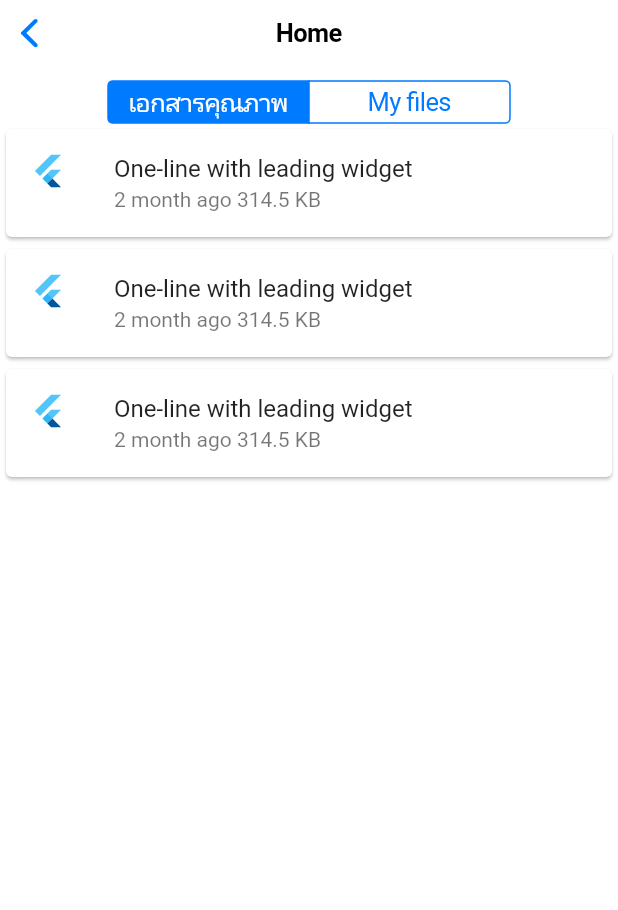
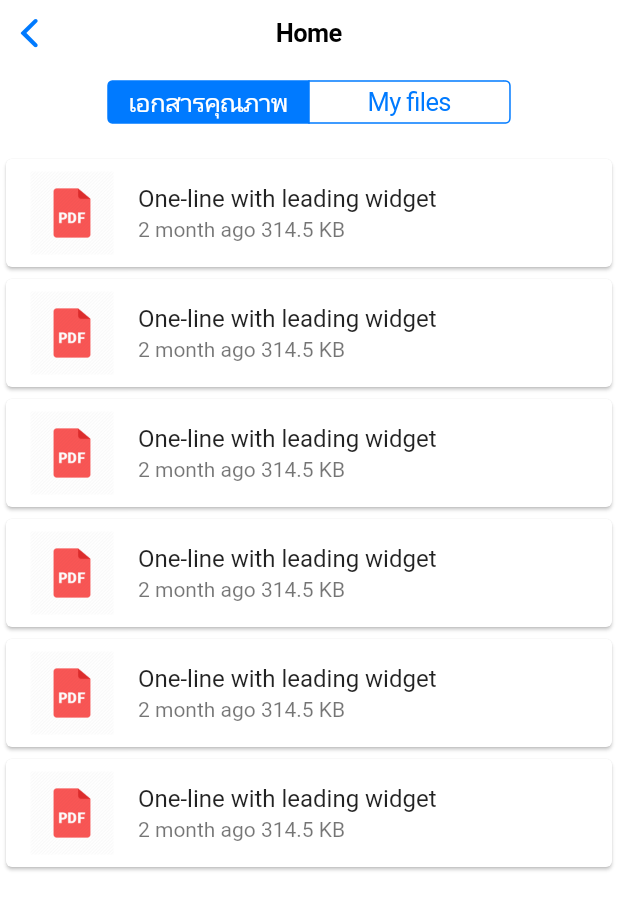
Before and after one commit to wk-j/flutter-cupertino, a Flutter app: the HomeWidget screen opened by its route, on a phone screen of 412 x 824 dp. Shown: the top 910 px of the screen. Run offline on Flutter 3.47's test engine with Material 2 defaults, Android fonts, the phone set to English and light mode, and no system bars.

Commit message:
Pdf logo

```diff
--- a/lib/home.dart
+++ b/lib/home.dart
@@ -5,6 +5,13 @@ class HomeWidget extends StatefulWidget {
   @override
   State<StatefulWidget> createState() {
     return HomeState();
+  }
+}
+
+class PdfLogo extends StatelessWidget {
+  @override
+  Widget build(BuildContext context) {
+    return Image(image: AssetImage("assets/pdf.png"));
   }
 }
 
@@ -41,26 +48,50 @@ class HomeState extends State<HomeWidget> {
                 ),
               ),
             ),
+            SizedBox(
+              height: 20,
+            ),
             Expanded(
               child: ListView(
                 children: <Widget>[
                   Card(
                     child: ListTile(
-                      leading: FlutterLogo(),
+                      leading: PdfLogo(),
                       title: Text('One-line with leading widget'),
                       subtitle: Text("2 month ago 314.5 KB"),
                     ),
                   ),
                   Card(
                     child: ListTile(
-                      leading: FlutterLogo(),
+                      leading: PdfLogo(),
                       title: Text('One-line with leading widget'),
                       subtitle: Text("2 month ago 314.5 KB"),
                     ),
                   ),
                   Card(
                     child: ListTile(
-                      leading: FlutterLogo(),
+                      leading: PdfLogo(),
+                      title: Text('One-line with leading widget'),
+                      subtitle: Text("2 month ago 314.5 KB"),
+                    ),
+                  ),
+                  Card(
+                    child: ListTile(
+                      leading: PdfLogo(),
+                      title: Text('One-line with leading widget'),
+                      subtitle: Text("2 month ago 314.5 KB"),
+                    ),
+                  ),
+                  Card(
+                    child: ListTile(
+                      leading: PdfLogo(),
+                      title: Text('One-line with leading widget'),
+                      subtitle: Text("2 month ago 314.5 KB"),
+                    ),
+                  ),
+                  Card(
+                    child: ListTile(
+                      leading: PdfLogo(),
                       title: Text('One-line with leading widget'),
                       subtitle: Text("2 month ago 314.5 KB"),
                     ),
--- a/pubspec.yaml
+++ b/pubspec.yaml
@@ -35,6 +35,7 @@ dev_dependencies:
 flutter:
   assets:
     - assets/user.png
+    - assets/pdf.png
 
   # The following line ensures that the Material Icons font is
   # included with your application, so that you can use the icons in
```
Also changed, not shown: assets/pdf.png (added).
